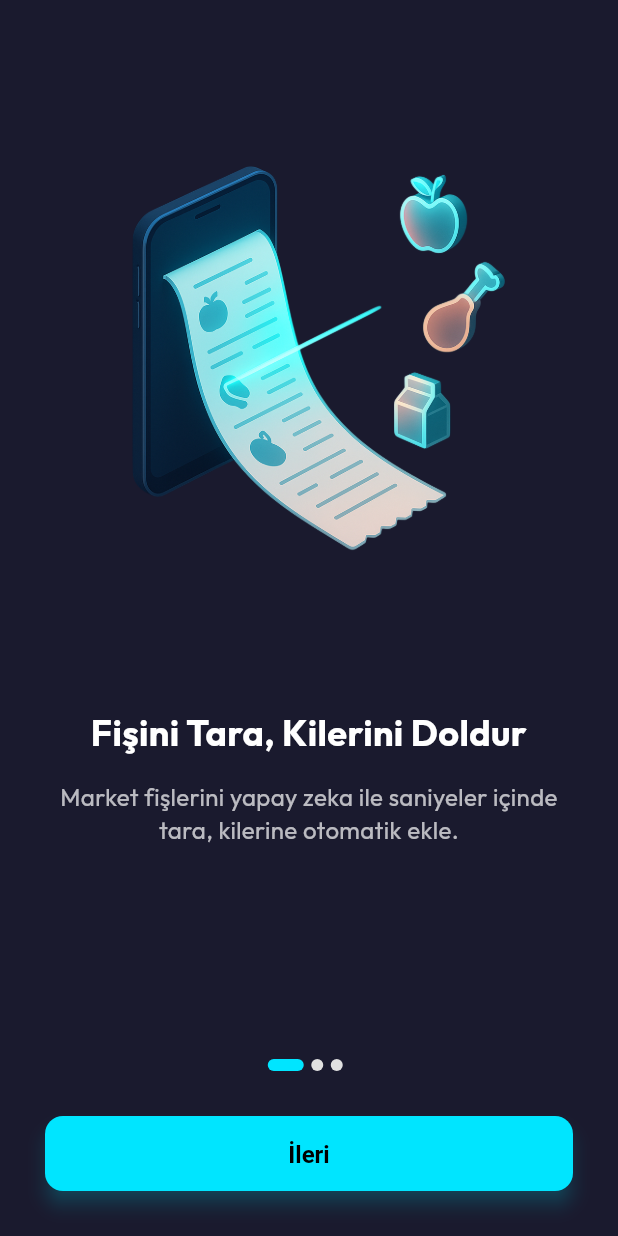
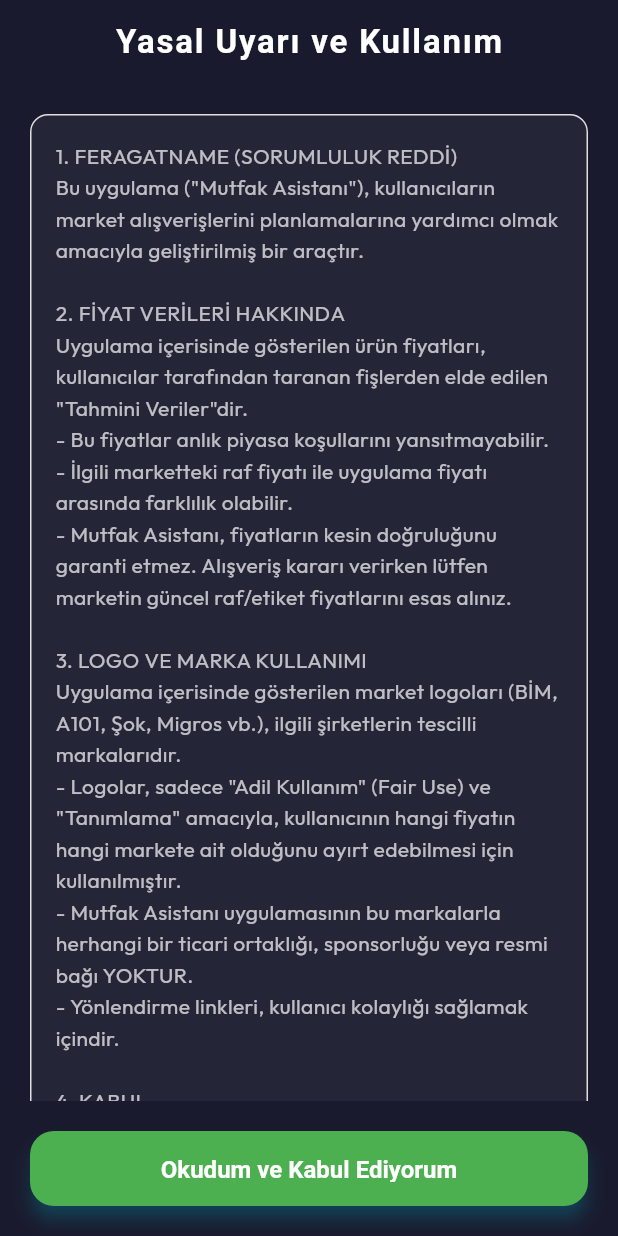
Before and after one commit to dnzrcpbykl/mutfak_asistani, a Flutter app: the screen it shows after launch, on a phone screen of 412 x 824 dp. Run offline on Flutter 3.47's test engine with Material 3 defaults, Android fonts, the light colour scheme and no system bars; our stand-ins replace cloud_firestore, firebase_auth, firebase_core, fl_chart, flutter_animate, flutter_dotenv and 6 more; missing offline and left inert: mobile_scanner; accounts and stored records are empty.

Commit message:
V0.6 MVP

```diff
--- /dev/null
+++ b/lib/core/utils/market_utils.dart
@@ -0,0 +1,54 @@
+import 'package:flutter/material.dart';
+import 'package:url_launcher/url_launcher.dart';
+
+class MarketUtils {
+  // ... (getLogoPath ve getMarketColor fonksiyonları aynı kalabilir) ...
+
+  static String getLogoPath(String marketName) {
+    final name = marketName.toLowerCase().trim();
+    if (name.contains('bim')) return 'assets/markets/bim.png';
+    if (name.contains('a101')) return 'assets/markets/a101.png';
+    if (name.contains('şok') || name.contains('sok')) return 'assets/markets/sok.png';
+    if (name.contains('migros')) return 'assets/markets/migros.png';
+    if (name.contains('carrefoursa')) return 'assets/markets/carrefoursa.png';
+
+    return '';
+  }
+
+  // Market Linkini Açma (DÜZELTİLMİŞ HALİ)
+  static Future<void> launchMarketLink(String marketName) async {
+    String url = "";
+    // Türkçe karakter sorununu (I-i / İ-i) garantiye almak için küçük harfe çeviriyoruz
+    final name = marketName.toLowerCase().trim();
+
+    debugPrint("🔗 Link deneniyor: Gelen isim -> $name"); // Konsoldan takip et
+
+    // BLOKLARI SÜSLÜ PARANTEZ İÇİNE ALDIK (Mavi çizgi gider)
+    if (name.contains('bim')) {
+      url = "https://www.bim.com.tr/";
+    } else if (name.contains('a101')) {
+      url = "https://www.a101.com.tr/kapida";
+    } else if (name.contains('şok') || name.contains('sok')) {
+      url = "https://www.sokmarket.com.tr/";
+    } else if (name.contains('migros')) {
+      url = "https://www.migros.com.tr/";
+    } else if (name.contains('carrefoursa')) {
+      url = "https://www.carrefoursa.com/";
+    }
+
+    if (url.isNotEmpty) {
+      final uri = Uri.parse(url);
+      try {
+        if (await canLaunchUrl(uri)) {
+          await launchUrl(uri, mode: LaunchMode.externalApplication);
+        } else {
+          debugPrint("❌ Link açılamıyor (Tarayıcı bulunamadı veya izin yok): $url");
+        }
+      } catch (e) {
+        debugPrint("❌ Hata oluştu: $e");
+      }
+    } else {
+      debugPrint("⚠️ Bu market için tanımlı link yok: $marketName");
+    }
+  }
+}
--- /dev/null
+++ b/lib/features/legal/legal_warning_screen.dart
@@ -0,0 +1,93 @@
+import 'package:flutter/material.dart';
+import 'package:shared_preferences/shared_preferences.dart';
+import '../../main.dart'; // MutfakAsistaniApp'e dönmek için
+
+class LegalWarningScreen extends StatefulWidget {
+  const LegalWarningScreen({super.key});
+
+  @override
+  State<LegalWarningScreen> createState() => _LegalWarningScreenState();
+}
+
+class _LegalWarningScreenState extends State<LegalWarningScreen> {
+
+  // YASAL METİN
+  final String _legalText = """
+1. FERAGATNAME (SORUMLULUK REDDİ)
+Bu uygulama ("Mutfak Asistanı"), kullanıcıların market alışverişlerini planlamalarına yardımcı olmak amacıyla geliştirilmiş bir araçtır.
+
+2. FİYAT VERİLERİ HAKKINDA
+Uygulama içerisinde gösterilen ürün fiyatları, kullanıcılar tarafından taranan fişlerden elde edilen "Tahmini Veriler"dir.
+- Bu fiyatlar anlık piyasa koşullarını yansıtmayabilir.
+- İlgili marketteki raf fiyatı ile uygulama fiyatı arasında farklılık olabilir.
+- Mutfak Asistanı, fiyatların kesin doğruluğunu garanti etmez. Alışveriş kararı verirken lütfen marketin güncel raf/etiket fiyatlarını esas alınız.
+
+3. LOGO VE MARKA KULLANIMI
+Uygulama içerisinde gösterilen market logoları (BİM, A101, Şok, Migros vb.), ilgili şirketlerin tescilli markalarıdır.
+- Logolar, sadece "Adil Kullanım" (Fair Use) ve "Tanımlama" amacıyla, kullanıcının hangi fiyatın hangi markete ait olduğunu ayırt edebilmesi için kullanılmıştır.
+- Mutfak Asistanı uygulamasının bu markalarla herhangi bir ticari ortaklığı, sponsorluğu veya resmi bağı YOKTUR.
+- Yönlendirme linkleri, kullanıcı kolaylığı sağlamak içindir.
+
+4. KABUL
+"Kabul Ediyorum" butonuna tıklayarak, yukarıdaki şartları okuduğunuzu, anladığınızı ve uygulamanın sağladığı verilerin sadece bilgilendirme amaçlı olduğunu kabul etmiş sayılırsınız.
+""";
+
+  Future<void> _acceptTerms() async {
+    final prefs = await SharedPreferences.getInstance();
+    await prefs.setBool('acceptedLegalTerms_v1', true); // Kayıt edildi
+
+    if (!mounted) return;
+
+    // --- DÜZELTİLEN KISIM BURASI ---
+    // Ana uygulamayı yeniden başlatırken 'acceptedLegal: true' olarak gönderiyoruz.
+    Navigator.of(context).pushReplacement(
+      MaterialPageRoute(
+        builder: (context) => const MutfakAsistaniApp(
+          seenOnboarding: true,
+          acceptedLegal: true, // <--- EKLENDİ (Hata bu satırın eksikliğinden kaynaklanıyordu)
+        )
+      ),
+    );
+  }
+
+  @override
+  Widget build(BuildContext context) {
+    return Scaffold(
+      appBar: AppBar(
+        title: const Text("Yasal Uyarı ve Kullanım"),
+        centerTitle: true,
+        automaticallyImplyLeading: false, // Geri butonu olmasın (Zorunlu ekran)
+      ),
+      body: Column(
+        children: [
+          Expanded(
+            child: SingleChildScrollView(
+              padding: const EdgeInsets.all(20),
+              child: Container(
+                padding: const EdgeInsets.all(16),
+                decoration: BoxDecoration(
+                  color: Theme.of(context).cardColor,
+                  borderRadius: BorderRadius.circular(12),
+                  border: Border.all(color: Colors.grey.shade300)
+                ),
+                child: Text(_legalText, style: const TextStyle(fontSize: 14, height: 1.5)),
+              ),
+            ),
+          ),
+          Padding(
+            padding: const EdgeInsets.all(20.0),
+            child: SizedBox(
+              width: double.infinity,
+              height: 50,
+              child: ElevatedButton(
+                onPressed: _acceptTerms,
+                style: ElevatedButton.styleFrom(backgroundColor: Colors.green, foregroundColor: Colors.white),
+                child: const Text("Okudum ve Kabul Ediyorum", style: TextStyle(fontWeight: FontWeight.bold)),
+              ),
+            ),
+          )
+        ],
+      ),
+    );
+  }
+}
--- a/lib/main.dart
+++ b/lib/main.dart
@@ -2,6 +2,7 @@ import 'package:flutter/material.dart';
 import 'package:firebase_core/firebase_core.dart';
 import 'package:firebase_auth/firebase_auth.dart';
 import 'package:provider/provider.dart';
+import 'package:flutter_dotenv/flutter_dotenv.dart'; // Güvenlik için eklemenizi önermiştim
 import 'features/recipes/recipe_provider.dart';
 
 import 'features/auth/login_screen.dart';
@@ -10,16 +11,28 @@ import 'core/theme/app_theme.dart';
 import 'core/theme/theme_notifier.dart';
 import 'package:shared_preferences/shared_preferences.dart';
 import 'features/onboarding/onboarding_screen.dart';
+import 'features/legal/legal_warning_screen.dart'; // YASAL UYARI EKRANI IMPORTU
 
 void main() async {
   WidgetsFlutterBinding.ensureInitialized();
   await Firebase.initializeApp();
 
-  // 1. SharedPreferences'i başlatıp kayıtlı veriyi çekiyoruz
+  // Dotenv yüklemesi (API Key güvenliği için .env kullanıyorsanız)
+  try {
+    await dotenv.load(fileName: ".env");
+  } catch (e) {
+    debugPrint("DotEnv yüklenemedi: $e");
+  }
+
+  // 1. SharedPreferences'i başlatıp kayıtlı verileri çekiyoruz
   final prefs = await SharedPreferences.getInstance();
-  // Eğer daha önce kayıt yoksa varsayılan olarak 'false' (görülmedi) kabul et
+
   final bool seenOnboarding = prefs.getBool('seenOnboarding') ?? false;
   final bool isDarkMode = prefs.getBool('isDarkMode') ?? true;
+
+  // --- YENİ EKLENEN: Yasal Uyarı Onay Durumu ---
+  // Kullanıcı daha önce metni okuyup onayladı mı?
+  final bool acceptedLegal = prefs.getBool('acceptedLegalTerms_v1') ?? false;
 
   runApp(
     MultiProvider(
@@ -27,19 +40,25 @@ void main() async {
         ChangeNotifierProvider(create: (_) => ThemeNotifier(isDarkMode)),
         ChangeNotifierProvider(create: (_) => RecipeProvider()),
       ],
-      // 2. Çektiğimiz 'seenOnboarding' verisini uygulamaya gönderiyoruz
-      // (Buradaki 'const' ifadesini kaldırdık çünkü değer dinamik)
-      child: MutfakAsistaniApp(seenOnboarding: seenOnboarding),
+      // 2. Değerleri ana widget'a gönderiyoruz
+      child: MutfakAsistaniApp(
+        seenOnboarding: seenOnboarding,
+        acceptedLegal: acceptedLegal, // YENİ PARAMETRE
+      ),
     ),
   );
 }
 
 class MutfakAsistaniApp extends StatelessWidget {
-  // 3. Değişkeni burada tanımlıyoruz
   final bool seenOnboarding;
+  final bool acceptedLegal; // YENİ DEĞİŞKEN
 
-  // Constructor'da bu değeri zorunlu kılıyoruz
-  const MutfakAsistaniApp({super.key, required this.seenOnboarding});
+  // Constructor'da bu değerleri zorunlu kılıyoruz
+  const MutfakAsistaniApp({
+    super.key,
+    required this.seenOnboarding,
+    required this.acceptedLegal, // EKLENDİ
+  });
 
   @override
   Widget build(BuildContext context) {
@@ -60,14 +79,27 @@ class MutfakAsistaniApp extends StatelessWidget {
              return const Scaffold(body: Center(child: CircularProgressIndicator()));
           }
 
+          // --- AKIŞ SIRALAMASI (ÖNEMLİ) ---
+
+          // 1. ÖNCE YASAL UYARI:
+          // Kullanıcı giriş yapmış olsa bile, yasal metni onaylamadıysa
+          // (örn: güncelleme sonrası) önce bunu görmeli.
+          if (!acceptedLegal) {
+            return const LegalWarningScreen();
+          }
+
+          // 2. SONRA TANITIM (ONBOARDING):
+          // Yasal uyarıyı geçtiyse ama tanıtımı görmediyse.
           if (!seenOnboarding) {
             return const OnboardingScreen();
           }
 
+          // 3. GİRİŞ YAPMIŞSA ANA EKRAN:
           if (snapshot.hasData) {
             return const MainLayout();
           }
 
+          // 4. GİRİŞ YAPMAMIŞSA LOGIN:
           return const LoginScreen();
 
         },
--- a/pubspec.yaml
+++ b/pubspec.yaml
@@ -28,6 +28,7 @@ dependencies:
   shimmer: ^3.0.0
   fl_chart: ^0.66.0
   shared_preferences: ^2.2.2
+  url_launcher: ^6.2.5
 
 dev_dependencies:
   flutter_test:
@@ -60,6 +61,7 @@ flutter:
   uses-material-design: true
   assets:
     - assets/
+    - assets/markets/
     - .env # .env dosyasının buraya eklenmesi önemli!
   # Eğer başka asset'ler ekleyeceksen buraya ekleyebilirsin
   # assets:
```
Also changed, not shown: lib/features/market/market_service.dart (+75 -20 lines), lib/features/shopping_list/shopping_list_view.dart (+87 -21 lines), assets/markets/a101.png (added), assets/markets/bim.png (added), assets/markets/carrefoursa.png (added), assets/markets/migros.png (added), assets/markets/sok.png (added), pubspec.lock, 6 other files.
